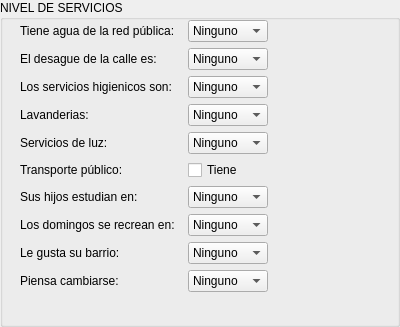
Qt form forms/serviciosform.ui (agimenezpy/CentroHistorico) before a commit.
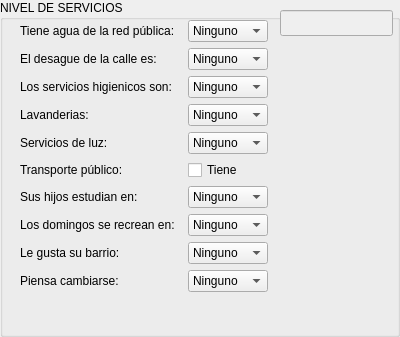
The same form after that commit.

What changed in the file:
```diff
--- a/forms/serviciosform.ui
+++ b/forms/serviciosform.ui
@@ -7,22 +7,27 @@
     <x>0</x>
     <y>0</y>
     <width>400</width>
-    <height>327</height>
+    <height>337</height>
    </rect>
   </property>
+  <property name="font">
+   <font>
+    <pointsize>9</pointsize>
+   </font>
+  </property>
   <property name="windowTitle">
    <string>Nivel de Servicios</string>
   </property>
   <property name="title">
    <string>NIVEL DE SERVICIOS</string>
   </property>
-  <widget class="QWidget" name="">
+  <widget class="QWidget" name="layoutWidget">
    <property name="geometry">
     <rect>
      <x>20</x>
      <y>20</y>
      <width>248</width>
-     <height>302</height>
+     <height>311</height>
     </rect>
    </property>
    <layout class="QFormLayout" name="formLayout">
@@ -333,6 +338,19 @@
     </item>
    </layout>
   </widget>
+  <widget class="QLineEdit" name="cuentaEdit">
+   <property name="enabled">
+    <bool>false</bool>
+   </property>
+   <property name="geometry">
+    <rect>
+     <x>280</x>
+     <y>10</y>
+     <width>113</width>
+     <height>26</height>
+    </rect>
+   </property>
+  </widget>
  </widget>
  <resources/>
  <connections/>
```
